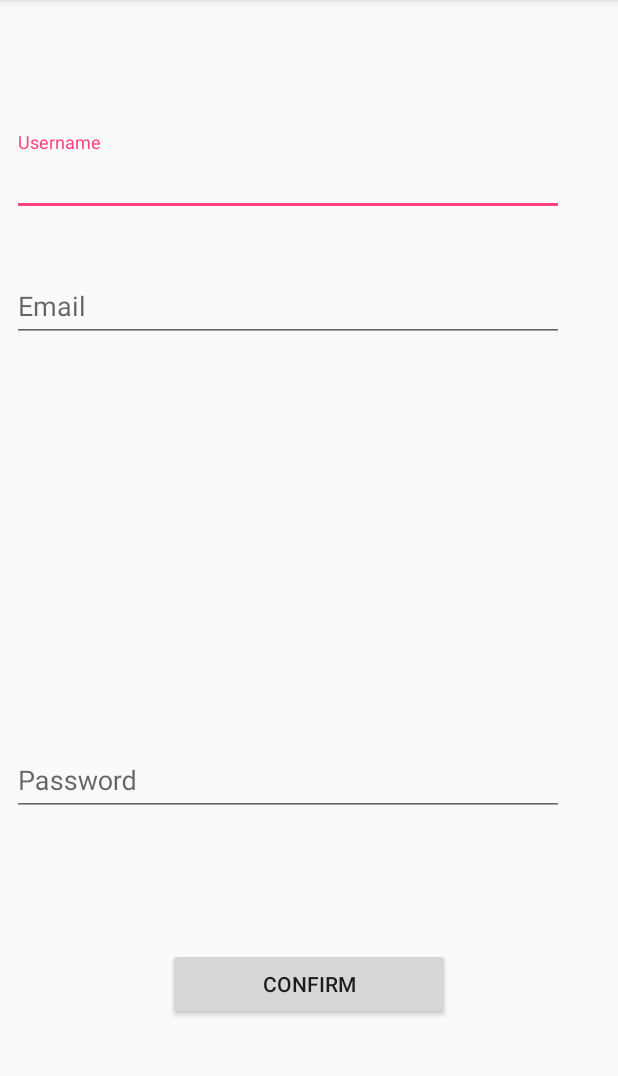
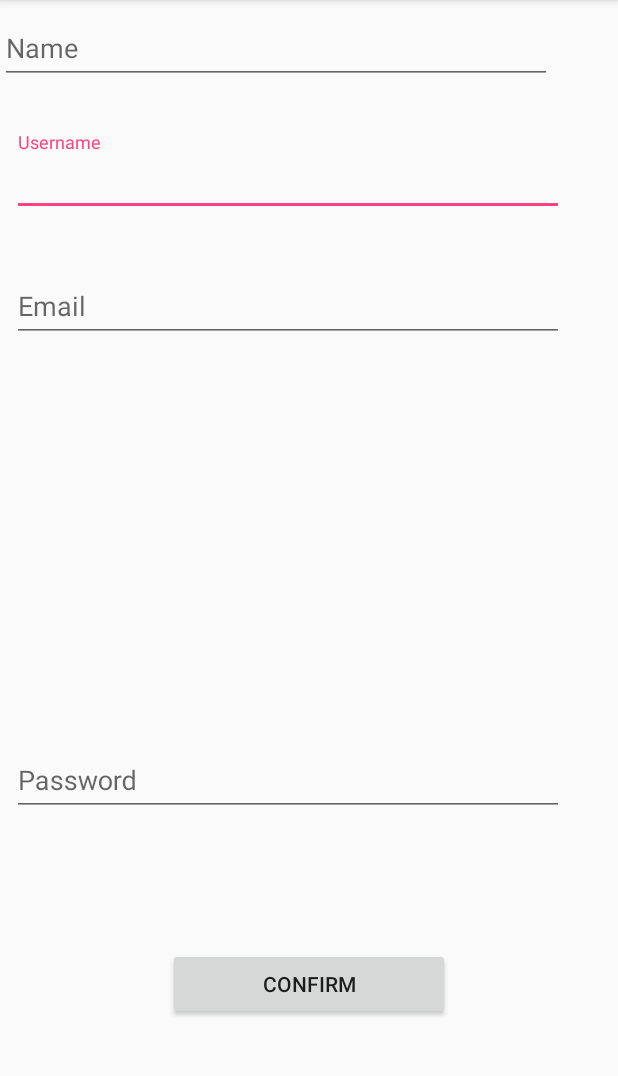
Before and after one commit to moibrahim/EntertainmentApp, an Android app: the Register screen opened directly, with no data from a screen before it, on a phone screen of 412 x 824 dp, the part 84-1160 px from its top. Run offline under Robolectric (Android 15) with nearby library versions, the phone set to English and light mode, and no system bars; our stand-ins replace Room's generated code.

```diff
--- a/app/src/main/java/com/ibrahim/mohammad/entertainmentapp/Register.java
+++ b/app/src/main/java/com/ibrahim/mohammad/entertainmentapp/Register.java
@@ -1,13 +1,75 @@
 package com.ibrahim.mohammad.entertainmentapp;
 
+import android.content.Intent;
+import android.support.v7.app.AlertDialog;
 import android.support.v7.app.AppCompatActivity;
 import android.os.Bundle;
+import android.view.View;
+import android.widget.Button;
+import android.widget.EditText;
+import android.widget.Toast;
 
-public class Register extends AppCompatActivity {
+import com.ibrahim.mohammad.entertainmentapp.database.AppDatabase;
+import com.ibrahim.mohammad.entertainmentapp.database.User;
+
+import java.util.List;
+
+
+public class Register extends AppCompatActivity implements View.OnClickListener {
+
+    private Button btnRegisterConfirm;
+    private EditText etName;
+    private EditText etUsername;
+    private EditText etPassword;
+    private EditText etEmail;
+    private AppDatabase database;
+    private int userCount;
 
     @Override
     protected void onCreate(Bundle savedInstanceState) {
         super.onCreate(savedInstanceState);
         setContentView(R.layout.activity_register);
+
+        etName = (EditText) findViewById(R.id.etRegisterName);
+        etUsername = (EditText) findViewById(R.id.etRegisterUsername);
+        etPassword = (EditText) findViewById(R.id.etRegisterPassword);
+        etEmail = (EditText) findViewById(R.id.etRegisterEmail);
+
+        btnRegisterConfirm = (Button) findViewById(R.id.btnRegiterConfirm);
+        btnRegisterConfirm.setOnClickListener(this);
+
+        database = AppDatabase.getDatabase(getApplicationContext());
+
+    }
+
+
+    @Override
+    public void onClick(View v) {
+
+
+        final String name = etName.getText().toString();
+        final String username = etUsername.getText().toString();
+        final String password = etPassword.getText().toString();
+        final String email = etEmail.getText().toString();
+
+
+        if (username.isEmpty() || password.isEmpty() || email.isEmpty() || name.isEmpty()){
+            Toast.makeText(Register.this,
+                    "Please fill all fields", Toast.LENGTH_SHORT).show();
+        }
+        else {
+
+            List<User> users = database.userDao().getAllUser();
+            userCount = users.size() + 1;
+            database.userDao().addUser(new User(userCount, username, password));
+            Toast.makeText(Register.this,
+                    "Account created", Toast.LENGTH_SHORT).show();
+            Intent prefIntent = new Intent(Register.this, Homepage.class);
+            prefIntent.putExtra("usernameInput", username);
+            Register.this.startActivity(prefIntent);
+        }
+
+
+
     }
 }
--- /dev/null
+++ b/app/src/main/java/com/ibrahim/mohammad/entertainmentapp/database/AppDatabase.java
@@ -0,0 +1,35 @@
+package com.ibrahim.mohammad.entertainmentapp.database;
+
+import android.content.Context;
+
+import android.arch.persistence.room.Database;
+import android.arch.persistence.room.Room;
+import android.arch.persistence.room.RoomDatabase;
+
+@Database(entities = {User.class, Gifs.class}, version = 17, exportSchema = false)
+public abstract class AppDatabase extends RoomDatabase {
+
+    private static AppDatabase INSTANCE;
+
+    public abstract UserDao userDao();
+    public abstract GifsDao gifsDao();
+
+    public static AppDatabase getDatabase(Context context) {
+        if (INSTANCE == null) {
+            INSTANCE =
+                    Room.databaseBuilder(context, AppDatabase.class, "userdatabase")
+//Room.inMemoryDatabaseBuilder(context.getApplicationContext(), AppDatabase.class)
+                            // To simplify the exercise, allow queries on the main thread.
+                            // Don't do this on a real app!
+                            .allowMainThreadQueries()
+                            // recreate the database if necessary
+                            .fallbackToDestructiveMigration()
+                            .build();
+        }
+        return INSTANCE;
+    }
+
+    public static void destroyInstance() {
+        INSTANCE = null;
+    }
+}
--- /dev/null
+++ b/app/src/main/java/com/ibrahim/mohammad/entertainmentapp/database/GifsDao.java
@@ -0,0 +1,30 @@
+package com.ibrahim.mohammad.entertainmentapp.database;
+
+import android.arch.persistence.room.Dao;
+import android.arch.persistence.room.Insert;
+import android.arch.persistence.room.OnConflictStrategy;
+import android.arch.persistence.room.Query;
+import android.arch.persistence.room.Update;
+
+import java.util.List;
+
+
+
+@Dao
+public interface GifsDao {
+
+    @Insert(onConflict = OnConflictStrategy.REPLACE)
+    void addGif(Gifs gifs);
+
+    @Query("select * from gifs")
+    public List<Gifs> getAllgifs();
+
+    @Query("select * from gifs where id = :gifId")
+    public List<Gifs> getGif(long gifId);
+
+    @Update(onConflict = OnConflictStrategy.REPLACE)
+    void updateGif(Gifs gifs);
+
+    @Query("delete from gifs")
+    void removeAllGifs();
+}
--- /dev/null
+++ b/app/src/main/java/com/ibrahim/mohammad/entertainmentapp/database/Images.java
@@ -0,0 +1,4 @@
+package com.ibrahim.mohammad.entertainmentapp.database;
+
+public class Images {
+}
--- /dev/null
+++ b/app/src/main/java/com/ibrahim/mohammad/entertainmentapp/database/Post.java
@@ -0,0 +1,4 @@
+package com.ibrahim.mohammad.entertainmentapp.database;
+
+public class Post {
+}
--- /dev/null
+++ b/app/src/main/java/com/ibrahim/mohammad/entertainmentapp/database/UserDao.java
@@ -0,0 +1,29 @@
+package com.ibrahim.mohammad.entertainmentapp.database;
+
+import android.arch.persistence.room.Dao;
+import android.arch.persistence.room.Insert;
+import android.arch.persistence.room.OnConflictStrategy;
+import android.arch.persistence.room.Query;
+import android.arch.persistence.room.Update;
+
+import java.util.List;
+
+
+@Dao
+public interface UserDao {
+
+    @Insert(onConflict = OnConflictStrategy.REPLACE)
+    void addUser(User user);
+
+    @Query("select * from user")
+    public List<User> getAllUser();
+
+    @Query("select * from user where id = :userId")
+    public List<User> getUser(long userId);
+
+    @Update(onConflict = OnConflictStrategy.REPLACE)
+    void updateUser(User user);
+
+    @Query("delete from user")
+    void removeAllUsers();
+}
--- /dev/null
+++ b/app/src/main/java/com/ibrahim/mohammad/entertainmentapp/database/Videos.java
@@ -0,0 +1,4 @@
+package com.ibrahim.mohammad.entertainmentapp.database;
+
+public class Videos {
+}
--- a/app/src/main/res/layout/activity_main.xml
+++ b/app/src/main/res/layout/activity_main.xml
@@ -33,7 +33,7 @@
         app:layout_constraintVertical_bias="1.0">
 
         <android.support.design.widget.TextInputEditText
-            android:id="@+id/etUsername"
+            android:id="@+id/etLoginUsername"
             android:layout_width="match_parent"
             android:layout_height="wrap_content"
             android:hint="Username" />
@@ -54,7 +54,7 @@
         app:layout_constraintStart_toStartOf="parent">
 
         <android.support.design.widget.TextInputEditText
-            android:id="@+id/etPassword"
+            android:id="@+id/etLoginPassword"
             android:layout_width="match_parent"
             android:layout_height="wrap_content"
             android:hint="Password" />
--- a/app/src/main/res/layout/activity_register.xml
+++ b/app/src/main/res/layout/activity_register.xml
@@ -73,7 +73,7 @@
     </android.support.design.widget.TextInputLayout>
 
     <Button
-        android:id="@+id/button"
+        android:id="@+id/btnRegiterConfirm"
         android:layout_width="188dp"
         android:layout_height="wrap_content"
         android:layout_marginBottom="8dp"
@@ -87,4 +87,18 @@
         app:layout_constraintEnd_toEndOf="parent"
         app:layout_constraintStart_toStartOf="parent"
         app:layout_constraintTop_toBottomOf="@+id/textInputLayout4" />
+
+    <android.support.design.widget.TextInputLayout
+        android:layout_width="368dp"
+        android:layout_height="wrap_content"
+        tools:layout_editor_absoluteX="8dp"
+        tools:layout_editor_absoluteY="32dp">
+
+        <android.support.design.widget.TextInputEditText
+            android:id="@+id/etRegisterName"
+            android:layout_width="match_parent"
+            android:layout_height="wrap_content"
+            android:hint="Name" />
+    </android.support.design.widget.TextInputLayout>
+
 </android.support.constraint.ConstraintLayout>
```
Also changed, not shown: app/build.gradle (+6 -1 lines), app/src/main/java/com/ibrahim/mohammad/entertainmentapp/MainActivity.java (+63 -2 lines), app/src/main/java/com/ibrahim/mohammad/entertainmentapp/Videos.java (+17 -1 lines), app/src/main/java/com/ibrahim/mohammad/entertainmentapp/database/Gifs.java (added, +21 -0 lines), app/src/main/java/com/ibrahim/mohammad/entertainmentapp/database/LoginRequest.java (added, +27 -0 lines), app/src/main/java/com/ibrahim/mohammad/entertainmentapp/database/RegisterRequest.java (added, +30 -0 lines), app/src/main/java/com/ibrahim/mohammad/entertainmentapp/database/User.java (added, +21 -0 lines).
